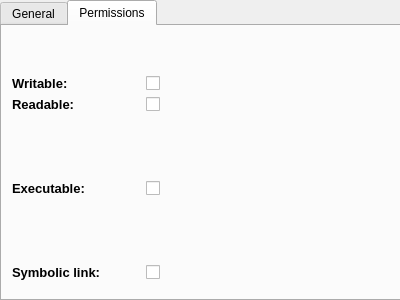
OscarVegener/UnderCommander, file info.ui: the form before one commit.
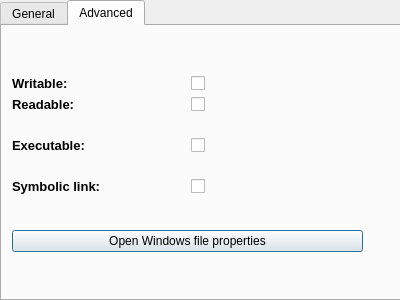
The form after the commit. The open tabs and pages were chosen to show the change.

Commit message: Add windows properties

```diff
--- a/info.ui
+++ b/info.ui
@@ -229,18 +229,33 @@
    </widget>
    <widget class="QWidget" name="permissions">
     <attribute name="title">
-     <string>Permissions</string>
+     <string>Advanced</string>
     </attribute>
     <widget class="QWidget" name="layoutWidget">
      <property name="geometry">
       <rect>
        <x>10</x>
-       <y>50</y>
-       <width>261</width>
-       <height>204</height>
+       <y>10</y>
+       <width>351</width>
+       <height>290</height>
       </rect>
      </property>
+     <layout class="QVBoxLayout" name="verticalLayout_4">
+      <item>
      <layout class="QVBoxLayout" name="verticalLayout_3">
+        <item>
+         <spacer name="verticalSpacer_5">
+          <property name="orientation">
+           <enum>Qt::Vertical</enum>
+          </property>
+          <property name="sizeHint" stdset="0">
+           <size>
+            <width>20</width>
+            <height>40</height>
+           </size>
+          </property>
+         </spacer>
+        </item>
       <item>
        <layout class="QHBoxLayout" name="horizontalLayout">
         <item>
@@ -302,10 +317,13 @@
         <property name="orientation">
          <enum>Qt::Vertical</enum>
         </property>
+          <property name="sizeType">
+           <enum>QSizePolicy::Fixed</enum>
+          </property>
         <property name="sizeHint" stdset="0">
          <size>
           <width>20</width>
-          <height>40</height>
+            <height>20</height>
          </size>
         </property>
        </spacer>
@@ -343,10 +361,13 @@
         <property name="orientation">
          <enum>Qt::Vertical</enum>
         </property>
+          <property name="sizeType">
+           <enum>QSizePolicy::Fixed</enum>
+          </property>
         <property name="sizeHint" stdset="0">
          <size>
           <width>20</width>
-          <height>40</height>
+            <height>20</height>
          </size>
         </property>
        </spacer>
@@ -378,6 +399,50 @@
          </widget>
         </item>
        </layout>
+        </item>
+       </layout>
+      </item>
+      <item>
+       <spacer name="verticalSpacer_3">
+        <property name="orientation">
+         <enum>Qt::Vertical</enum>
+        </property>
+        <property name="sizeType">
+         <enum>QSizePolicy::Fixed</enum>
+        </property>
+        <property name="sizeHint" stdset="0">
+         <size>
+          <width>20</width>
+          <height>30</height>
+         </size>
+        </property>
+       </spacer>
+      </item>
+      <item>
+       <widget class="QPushButton" name="propertiesButton">
+        <property name="sizePolicy">
+         <sizepolicy hsizetype="Minimum" vsizetype="Fixed">
+          <horstretch>0</horstretch>
+          <verstretch>0</verstretch>
+         </sizepolicy>
+        </property>
+        <property name="text">
+         <string>Open Windows file properties</string>
+        </property>
+       </widget>
+      </item>
+      <item>
+       <spacer name="verticalSpacer_4">
+        <property name="orientation">
+         <enum>Qt::Vertical</enum>
+        </property>
+        <property name="sizeHint" stdset="0">
+         <size>
+          <width>20</width>
+          <height>40</height>
+         </size>
+        </property>
+       </spacer>
       </item>
      </layout>
     </widget>
```
Lines whose indentation alone changed are shown as unchanged. The commit also changes 11 other files.
